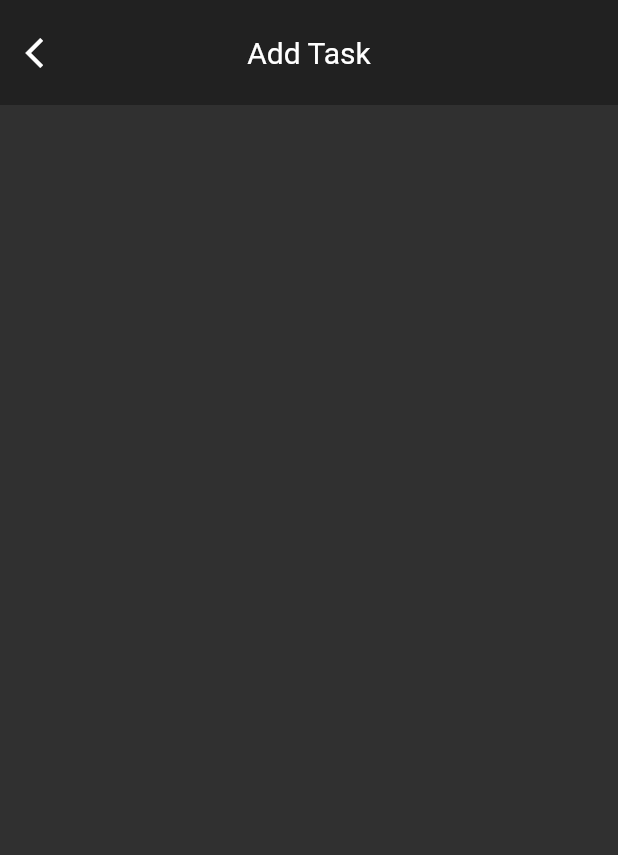
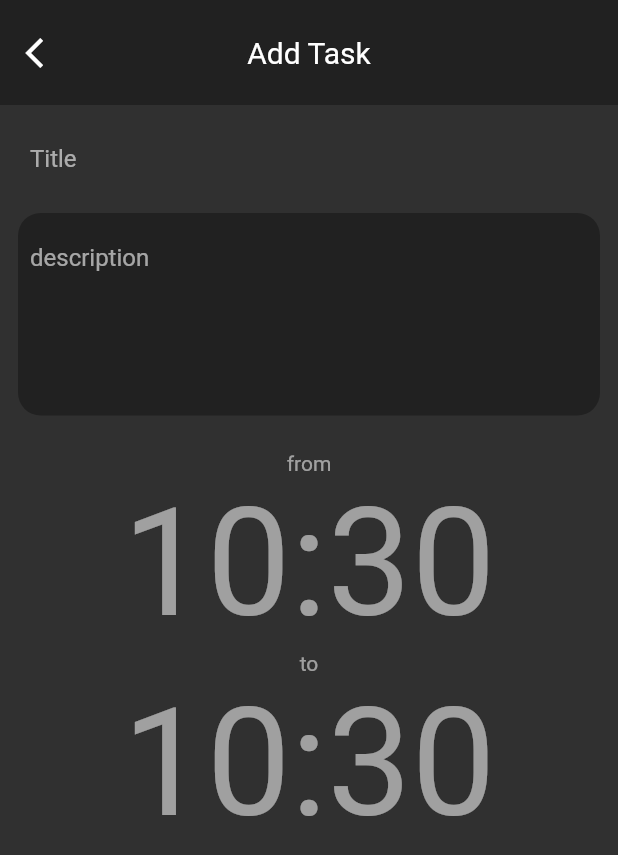
Before and after one commit to krzygrzywygrzy/Schedule_Tasks, a Flutter app: the screen it shows after launch, after a tap on the "add" icon, on a phone screen of 412 x 824 dp. Shown: the top 855 px of the screen. Run offline on Flutter 3.47's test engine with Material 2 defaults, Android fonts, the phone set to English and light mode, and no system bars; our stand-ins replace bloc, equatable, flutter_bloc, shared_preferences.

Commit message:
AddTaskScreen basic layout

```diff
--- a/lib/main.dart
+++ b/lib/main.dart
@@ -16,6 +16,10 @@ class MyApp extends StatelessWidget {
       theme: ThemeData.dark().copyWith(
         //primaryColor: Colors.red,
         accentColor: Colors.red,
+        textSelectionHandleColor: Colors.red,
+        colorScheme: ColorScheme.dark().copyWith(
+          primary: Colors.red,
+        ),
       ),
       home: BlocProvider<TaskBloc>(
           create: (_) => TaskBloc(), child: TaskScreen()),
--- a/lib/task_screen/add_task_screen.dart
+++ b/lib/task_screen/add_task_screen.dart
@@ -1,6 +1,7 @@
+import 'package:flutter/cupertino.dart';
 import 'package:flutter/material.dart';
 import 'package:flutter_bloc/flutter_bloc.dart';
-
+import 'package:schedule_tasks/widgets/time_picker.dart';
 import 'bloc/task_bloc.dart';
 
 class AddTaskScreen extends StatefulWidget {
@@ -9,9 +10,15 @@ class AddTaskScreen extends StatefulWidget {
 }
 
 class _AddTaskScreenState extends State<AddTaskScreen> {
+  String title = "";
+  String description = "";
+  TimeOfDay beginTime = TimeOfDay.now();
+  TimeOfDay endTime = TimeOfDay.now();
+
   @override
   Widget build(BuildContext context) {
-    return Container(
+    return SingleChildScrollView(
+      child: Container(
         child: Column(
           children: [
             Container(
@@ -31,7 +38,7 @@ class _AddTaskScreenState extends State<AddTaskScreen> {
                   Align(
                     alignment: Alignment.centerLeft,
                     child: GestureDetector(
-                    onTap: (){
+                      onTap: () {
                         BlocProvider.of<TaskBloc>(context).add(LoadAllTasks());
                       },
                       child: Padding(
@@ -46,7 +53,75 @@ class _AddTaskScreenState extends State<AddTaskScreen> {
                 color: Theme.of(context).primaryColor,
               ),
             ),
+            Padding(
+              padding: const EdgeInsets.all(12.0),
+              child: Column(
+                children: [
+                  Container(
+                    child: Padding(
+                      padding: const EdgeInsets.symmetric(horizontal: 8.0),
+                      child: TextField(
+                        cursorColor: Theme.of(context).accentColor,
+                        onChanged: (value) {
+                          title = value;
+                        },
+                        decoration: InputDecoration(
+                          hintText: "Title",
+                          border: InputBorder.none,
+                        ),
+                      ),
+                    ),
+                  ),
+                  SizedBox(
+                    height: 12,
+                  ),
+                  Container(
+                    decoration: BoxDecoration(
+                      color: Theme.of(context).primaryColor,
+                      borderRadius: BorderRadius.circular(15),
+                    ),
+                    child: Padding(
+                      padding: const EdgeInsets.all(8.0),
+                      child: TextField(
+                        cursorColor: Theme.of(context).accentColor,
+                        minLines: 5,
+                        maxLines: 5,
+                        onChanged: (value) {
+                          description = value;
+                        },
+                        decoration: InputDecoration(
+                          hintText: "description",
+                          border: InputBorder.none,
+                        ),
+                      ),
+                    ),
+                  ),
+                  SizedBox(
+                    height: 24,
+                  ),
+                  TimePicker(
+                    time: beginTime,
+                    label: "from",
+                    save: (newTime) {
+                      setState(() {
+                        if (newTime != null) beginTime = newTime;
+                      });
+                    },
+                  ),
+                  TimePicker(
+                    time: endTime,
+                    label: "to",
+                    save: (newTime) {
+                      setState(() {
+                        if (newTime != null) endTime = newTime;
+                      });
+                    },
+                  ),
                 ],
+              ),
+            ),
+          ],
+        ),
       ),
     );
   }
--- a/lib/task_screen/bloc/task_bloc.dart
+++ b/lib/task_screen/bloc/task_bloc.dart
@@ -14,6 +14,7 @@ class TaskBloc extends Bloc<TaskEvent, TaskState> {
 
   LocalDataSource _localDataSource = LocalDataSource();
   DateTime dateTime = DateTime.now();
+  List<Task> tasks = [];
 
   @override
   Stream<TaskState> mapEventToState(
@@ -22,10 +23,11 @@ class TaskBloc extends Bloc<TaskEvent, TaskState> {
     if (event is LoadAllTasks) {
       try {
         yield TaskLoading();
-        List<Task> tasks = await _localDataSource.getTasks();
+        tasks = await _localDataSource.getTasks();
         yield MainScreen(tasks: tasks, date: dateTime);
       } on CacheException {
-        yield EmptyScreen();
+        // yield EmptyScreen();
+        yield MainScreen(tasks: tasks, date: dateTime);
       }
     }
     if (event is DisplayAddTaskScreen) {
--- a/lib/task_screen/task_screen.dart
+++ b/lib/task_screen/task_screen.dart
@@ -54,7 +54,8 @@ class _TaskScreenState extends State<TaskScreen> {
               ),
             ),
             Expanded(
-              child: ScrollConfiguration(
+              child: tasks.length != 0
+                  ? ScrollConfiguration(
                       behavior: ScrollBehavior(),
                       child: GlowingOverscrollIndicator(
                         axisDirection: AxisDirection.down,
@@ -70,11 +71,26 @@ class _TaskScreenState extends State<TaskScreen> {
                           },
                         ),
                       ),
+                    )
+                  : Center(
+                      child: Container(
+                        child: Text(
+                          "There is nothing here yet...",
+                          style: TextStyle(
+                            color: Colors.white54,
+                            fontSize: 16,
+                          ),
+                        ),
+                      ),
                     ),
             ),
           ],
         ),
-        FloatingButton(context: context),
+        Positioned(
+          bottom: 12,
+          right: 12,
+          child: FloatingButton(context: context),
+        ),
       ],
     );
   }
@@ -93,7 +109,7 @@ class _TaskScreenState extends State<TaskScreen> {
         children: [
           Align(
             alignment: Alignment.center,
-            child: Text("There is nothig here yet"),
+            child: Text("There was an error!"),
           ),
           Positioned(
             bottom: 12,
--- /dev/null
+++ b/lib/widgets/time_picker.dart
@@ -0,0 +1,46 @@
+import 'package:flutter/material.dart';
+
+class TimePicker extends StatelessWidget {
+  const TimePicker({
+    Key key,
+    @required this.time,
+    this.save,
+    this.label,
+  }) : super(key: key);
+
+  final TimeOfDay time;
+  final Function save;
+  final String label;
+
+  @override
+  Widget build(BuildContext context) {
+    return Column(
+      children: [
+        Text(
+          "$label",
+          style: TextStyle(color: Colors.white54),
+        ),
+        Container(
+          child: GestureDetector(
+            onTap: () async {
+              TimeOfDay newTime =
+                  await showTimePicker(context: context, initialTime: time);
+              save(newTime);
+            },
+            child: Text(
+              "${_formatTime(time.hour)}:${_formatTime(time.minute)}",
+              style: TextStyle(color: Colors.white54, fontSize: 100),
+            ),
+          ),
+        ),
+      ],
+    );
+  }
+
+  String _formatTime(int value) {
+    if (value < 10)
+      return "0$value";
+    else
+      return "$value";
+  }
+}
```
Lines whose indentation alone changed are shown as unchanged.
